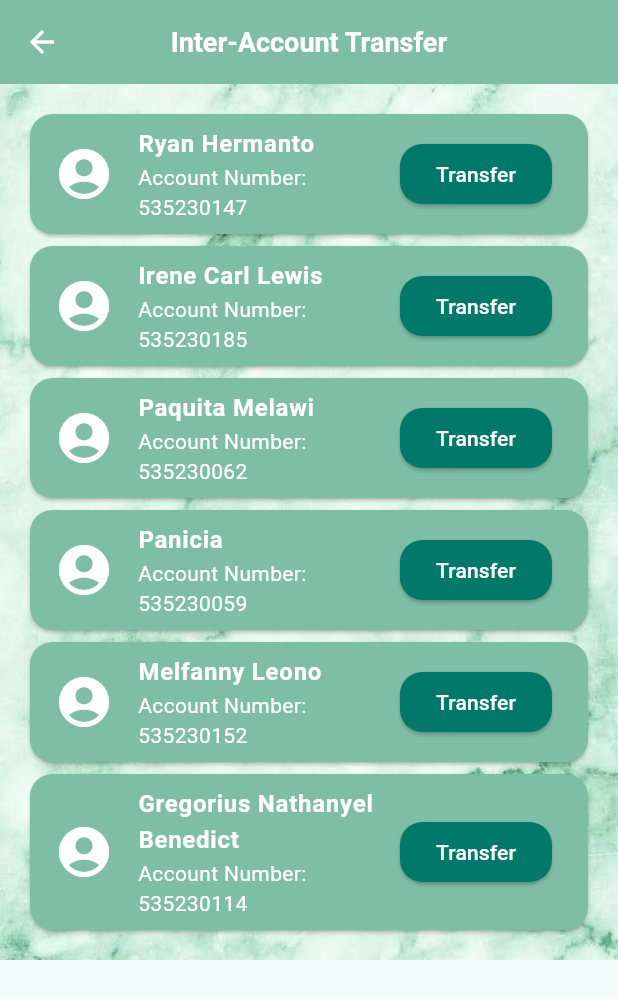
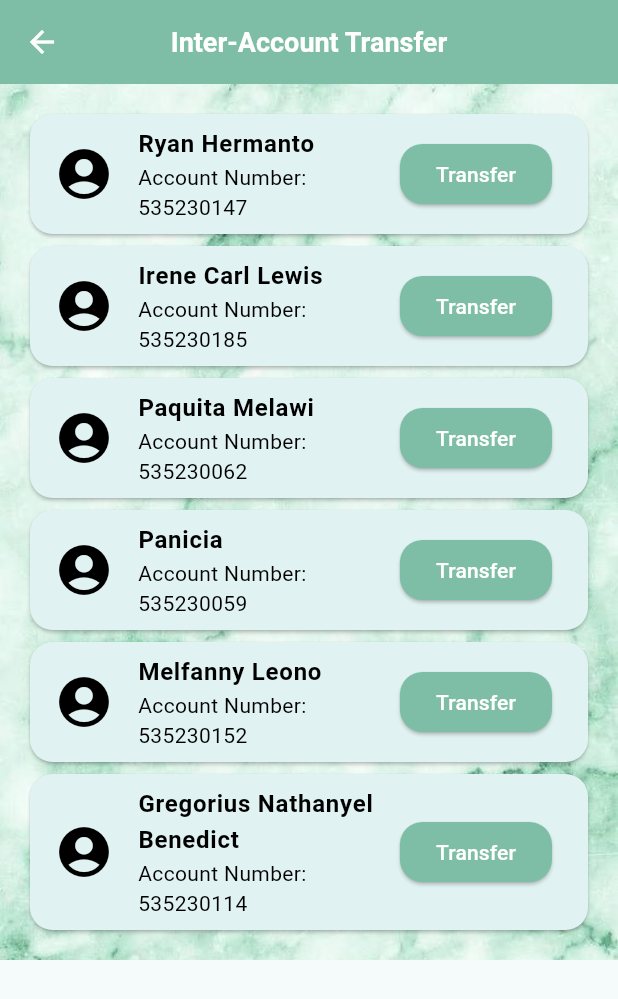
Before and after one commit to iunoz/uts_mobile_banking, a Flutter app: the InteraccounttransferScreen screen opened directly, on a phone screen of 412 x 824 dp. Shown: the top 999 px of the screen. Run offline on Flutter 3.47's test engine with Material 3 defaults, Android fonts, the phone set to English and light mode, and no system bars; our stand-ins replace animated_splash_screen, font_awesome_flutter, image_picker, lottie, qr_flutter, shared_preferences; missing offline and left inert: qr_code_scanner; accounts and stored records are empty.

Commit message:
perbaikan terakhir

```diff
--- a/lib/screens/interaccounttransfer_screen.dart
+++ b/lib/screens/interaccounttransfer_screen.dart
@@ -24,7 +24,8 @@ class InteraccounttransferScreen extends StatelessWidget {
         // Tambahkan background image
         decoration: const BoxDecoration(
           image: DecorationImage(
-            image: AssetImage('assets/images/bg.jpg'), // Path ke background image
+            image:
+                AssetImage('assets/images/bg.jpg'), // Path ke background image
             fit: BoxFit.cover, // Sesuaikan gambar dengan layar
           ),
         ),
@@ -75,20 +76,23 @@ class InteraccounttransferScreen extends StatelessWidget {
   Widget _buildAccountCard(
       BuildContext context, String accountName, String accountNumber) {
     return Card(
-      color: const Color(0xFF7EBDA6), // Ganti warna kartu menjadi warna baru
+      color: Colors.teal.shade50, // Ganti warna kartu menjadi warna baru
       shape: RoundedRectangleBorder(
         borderRadius: BorderRadius.circular(15), // Tambahkan border radius
       ),
       child: ListTile(
         leading: const Icon(Icons.account_circle,
-            size: 40, color: Colors.white), // Ganti dengan warna putih
+            size: 40, color: Colors.black), // Ganti dengan warna putih
         title: Text(
           accountName,
-          style: const TextStyle(fontWeight: FontWeight.bold, color: Colors.white), // Ubah warna teks menjadi putih
+          style: const TextStyle(
+              fontWeight: FontWeight.bold,
+              color: Colors.black), // Ubah warna teks menjadi putih
         ),
         subtitle: Text(
           "Account Number: $accountNumber",
-          style: const TextStyle(color: Colors.white), // Ubah warna teks menjadi putih
+          style: const TextStyle(
+              color: Colors.black), // Ubah warna teks menjadi putih
         ),
         trailing: ElevatedButton(
           onPressed: () async {
@@ -114,9 +118,10 @@ class InteraccounttransferScreen extends StatelessWidget {
           },
           style: ElevatedButton.styleFrom(
             shape: RoundedRectangleBorder(
-              borderRadius: BorderRadius.circular(15), // Tambahkan border radius
+              borderRadius:
+                  BorderRadius.circular(15), // Tambahkan border radius
             ),
-            backgroundColor: const Color(0xFF00796B), // Ganti dengan warna baru
+            backgroundColor: const Color(0xFF7EBDA6), // Ganti dengan warna baru
           ),
           child: const Text(
             "Transfer",
```
